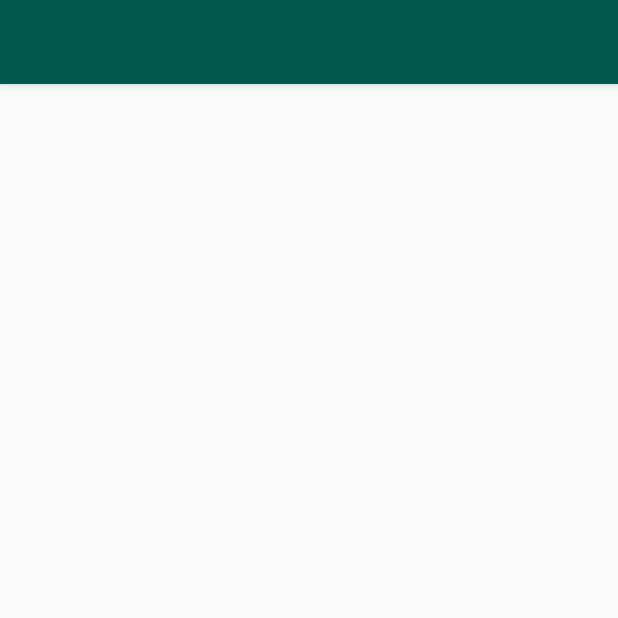
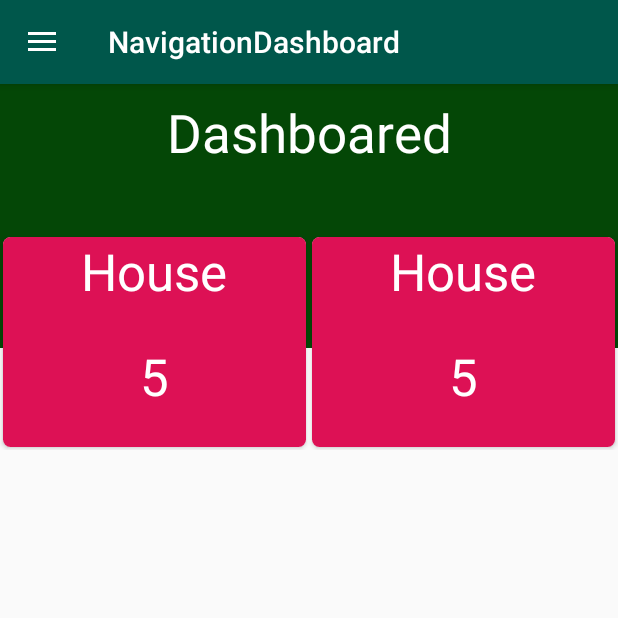
Before and after one commit to ewuharun/NavigationDrawer, an Android app: the screen it shows after launch (MainActivity), on a phone screen of 412 x 824 dp, the top half of it. Run offline under Robolectric (Android 15) with nearby library versions, the light colour scheme and no system bars.

Commit message:
Dashboard design

```diff
--- a/app/build.gradle
+++ b/app/build.gradle
@@ -23,8 +23,9 @@ dependencies {
     implementation fileTree(dir: 'libs', include: ['*.jar'])
     implementation 'androidx.appcompat:appcompat:1.0.2'
     implementation 'androidx.constraintlayout:constraintlayout:1.1.3'
-    implementation 'com.android.support:design:28.0.0'
+    implementation 'androidx.legacy:legacy-support-v4:1.0.0'
     testImplementation 'junit:junit:4.12'
+    implementation 'com.google.android.material:material:1.0.0'
     androidTestImplementation 'androidx.test:runner:1.1.1'
     androidTestImplementation 'androidx.test.espresso:espresso-core:3.1.1'
 }
--- a/app/src/main/java/com/example/navigationdashboard/MainActivity.java
+++ b/app/src/main/java/com/example/navigationdashboard/MainActivity.java
@@ -1,14 +1,69 @@
 package com.example.navigationdashboard;
 
+import androidx.annotation.NonNull;
+import androidx.appcompat.app.ActionBarDrawerToggle;
 import androidx.appcompat.app.AppCompatActivity;
+import androidx.appcompat.widget.Toolbar;
+import androidx.core.view.GravityCompat;
+import androidx.drawerlayout.widget.DrawerLayout;
+import androidx.fragment.app.FragmentManager;
 
 import android.os.Bundle;
+import android.view.MenuItem;
 
-public class MainActivity extends AppCompatActivity {
+import com.google.android.material.navigation.NavigationView;
 
+public class MainActivity extends AppCompatActivity implements NavigationView.OnNavigationItemSelectedListener {
+    Toolbar toolbar;
+    private DrawerLayout drawerLayout;
     @Override
     protected void onCreate(Bundle savedInstanceState) {
         super.onCreate(savedInstanceState);
         setContentView(R.layout.activity_main);
+        toolbar=findViewById(R.id.toolbar);
+        setSupportActionBar(toolbar);
+        drawerLayout=findViewById(R.id.drawer_layout);
+
+        NavigationView navigationView=findViewById(R.id.navigation_view);
+        navigationView.setNavigationItemSelectedListener(this);
+
+
+        ActionBarDrawerToggle toggle=new ActionBarDrawerToggle(this,drawerLayout,toolbar,
+                R.string.navigation_drawer_open,R.string.navigation_drawer_close);
+        drawerLayout.addDrawerListener(toggle);
+        toggle.syncState();
+
+        if(savedInstanceState==null){
+            getSupportFragmentManager().beginTransaction().replace(R.id.framelayout,new ProfileFragment()).commit();
+            navigationView.setCheckedItem(R.id.profile);
+        }
+
+
+
+
+    }
+
+    @Override
+    public void onBackPressed() {
+        if(drawerLayout.isDrawerOpen(GravityCompat.START)){
+            drawerLayout.closeDrawer(GravityCompat.START);
+        }else{
+            super.onBackPressed();
+        }
+
+    }
+
+    @Override
+    public boolean onNavigationItemSelected(@NonNull MenuItem menuItem) {
+        switch (menuItem.getItemId()){
+            case R.id.profile:
+                getSupportFragmentManager().beginTransaction().replace(R.id.framelayout,new ProfileFragment()).commit();
+                break;
+            case R.id.chat:
+                getSupportFragmentManager().beginTransaction().replace(R.id.framelayout,new ChatFragment()).commit();
+                break;
+        }
+        drawerLayout.closeDrawer(GravityCompat.START);
+        return true;
     }
 }
--- /dev/null
+++ b/app/src/main/java/com/example/navigationdashboard/ProfileFragment.java
@@ -0,0 +1,39 @@
+package com.example.navigationdashboard;
+
+
+import android.os.Bundle;
+
+import androidx.fragment.app.Fragment;
+import androidx.viewpager.widget.ViewPager;
+
+import android.view.LayoutInflater;
+import android.view.View;
+import android.view.ViewGroup;
+
+import com.google.android.material.tabs.TabLayout;
+
+
+/**
+ * A simple {@link Fragment} subclass.
+ */
+public class ProfileFragment extends Fragment {
+
+
+
+    public ProfileFragment() {
+        // Required empty public constructor
+    }
+
+
+    @Override
+    public View onCreateView(LayoutInflater inflater, ViewGroup container,
+                             Bundle savedInstanceState) {
+        // Inflate the layout for this fragment
+        View view = inflater.inflate(R.layout.fragment_profile, container, false);
+
+
+
+        return view;
+    }
+
+}
--- a/app/src/main/res/layout/activity_main.xml
+++ b/app/src/main/res/layout/activity_main.xml
@@ -22,8 +22,24 @@
                 app:popupTheme="@style/ThemeOverlay.AppCompat.Light">
 
             </androidx.appcompat.widget.Toolbar>
+        <FrameLayout
+            android:layout_width="match_parent"
+            android:layout_height="match_parent"
+            android:id="@+id/framelayout">
+
+        </FrameLayout>
 
     </LinearLayout>
+
+    <com.google.android.material.navigation.NavigationView
+        android:layout_width="wrap_content"
+        android:id="@+id/navigation_view"
+        android:layout_gravity="start"
+        app:headerLayout="@layout/navigation_header"
+        app:menu="@menu/drawer_menu"
+        android:layout_height="match_parent">
+
+    </com.google.android.material.navigation.NavigationView>
 
 
 
--- /dev/null
+++ b/app/src/main/res/layout/fragment_profile.xml
@@ -0,0 +1,177 @@
+<?xml version="1.0" encoding="utf-8"?>
+<FrameLayout xmlns:android="http://schemas.android.com/apk/res/android"
+    xmlns:tools="http://schemas.android.com/tools"
+    android:layout_width="match_parent"
+    android:layout_height="match_parent"
+    xmlns:app="http://schemas.android.com/apk/res-auto"
+    tools:context=".ProfileFragment">
+
+
+        <RelativeLayout
+            android:layout_width="match_parent"
+            android:orientation="vertical"
+            android:layout_height="match_parent">
+
+            <androidx.appcompat.widget.Toolbar
+                android:layout_width="match_parent"
+                android:layout_height="176dp"
+                android:id="@+id/toolbar"
+                android:fitsSystemWindows="true"
+                android:theme="@style/ThemeOverlay.AppCompat"
+                android:background="@color/colorGreen">
+                <TextView
+                    android:layout_width="wrap_content"
+                    android:text="Dashboared"
+                    android:layout_gravity="center"
+                    android:layout_marginBottom="120dp"
+                    android:textColor="@color/colorWhite"
+                    android:textSize="35sp"
+                    android:layout_height="wrap_content">
+
+                </TextView>
+
+            </androidx.appcompat.widget.Toolbar>
+
+            <ScrollView
+                android:layout_width="match_parent"
+                android:layout_height="match_parent"
+                android:layout_marginTop="100dp">
+                    <LinearLayout
+                        android:layout_width="match_parent"
+                        android:orientation="vertical"
+                        android:layout_height="match_parent">
+                        <LinearLayout
+                            android:layout_width="match_parent"
+                            android:orientation="vertical"
+                            android:id="@+id/firstCard"
+                            android:layout_height="wrap_content">
+                            <LinearLayout
+                                android:layout_width="match_parent"
+                                android:orientation="horizontal"
+                                android:layout_height="wrap_content">
+                                <androidx.cardview.widget.CardView
+                                    android:layout_width="0dp"
+                                    android:layout_weight=".5"
+                                    app:cardCornerRadius="5dp"
+                                    android:layout_margin="2dp"
+                                    android:layout_height="140dp">
+                                    <LinearLayout
+                                        android:layout_width="match_parent"
+                                        android:background="#D15"
+                                        android:orientation="vertical"
+                                        android:layout_gravity="center"
+                                        android:layout_height="match_parent">
+                                        <TextView
+                                            android:layout_width="wrap_content"
+                                            android:textSize="34sp"
+                                            android:textColor="#ffffff"
+                                            android:layout_gravity="center"
+                                            android:layout_weight=".5"
+                                            android:layout_height="0dp"
+                                            android:text="House">
+
+                                        </TextView>
+                                        <TextView
+                                            android:layout_width="wrap_content"
+                                            android:textSize="34sp"
+                                            android:layout_gravity="center"
+                                            android:textColor="#ffffff"
+                                            android:layout_weight=".5"
+                                            android:layout_height="0dp"
+                                            android:text="5">
+
+                                        </TextView>
+
+                                    </LinearLayout>
+                                </androidx.cardview.widget.CardView>
+
+
+
+                                <androidx.cardview.widget.CardView
+                                    android:layout_width="0dp"
+                                    android:layout_weight=".5"
+                                    android:background="#2196F3"
+                                    app:cardCornerRadius="5dp"
+                                    android:layout_margin="2dp"
+                                    android:layout_height="140dp">
+                                    <LinearLayout
+                                        android:layout_width="match_parent"
+                                        android:background="#D15"
+                                        android:orientation="vertical"
+                                        android:layout_gravity="center"
+                                        android:layout_height="match_parent">
+                                        <TextView
+                                            android:layout_width="wrap_content"
+                                            android:textSize="34sp"
+                                            android:textColor="#ffffff"
+                                            android:layout_gravity="center"
+                                            android:layout_weight=".5"
+                                            android:layout_height="0dp"
+                                            android:text="House">
+
+                                        </TextView>
+                                        <TextView
+                                            android:layout_width="wrap_content"
+                                            android:textSize="34sp"
+                                            android:layout_gravity="center"
+                                            android:textColor="#ffffff"
+                                            android:layout_weight=".5"
+                                            android:layout_height="0dp"
+                                            android:text="5">
+
+                                        </TextView>
+
+                                    </LinearLayout>
+                                </androidx.cardview.widget.CardView>
+
+                            </LinearLayout>
+
+                        </LinearLayout>
+
+
+
+
+
+
+
+
+
+
+
+
+
+
+
+
+
+
+
+
+
+
+
+
+
+
+
+
+
+                    </LinearLayout>
+
+
+            </ScrollView>
+
+
+
+
+
+
+
+
+
+
+
+        </RelativeLayout>
+
+
+</FrameLayout>
--- /dev/null
+++ b/app/src/main/res/values-v21/style.xml
@@ -0,0 +1,9 @@
+<?xml version="1.0" encoding="utf-8"?>
+<resources>
+
+    <style name="AppTheme.NoActionBar">
+        <item name="windowActionBar">false</item>
+        <item name="windowNoTitle">true</item>
+        <item name="android:statusBarColor">@android:color/transparent</item>
+    </style>
+</resources>
--- a/app/src/main/res/values/colors.xml
+++ b/app/src/main/res/values/colors.xml
@@ -3,4 +3,6 @@
     <color name="colorPrimary">#008577</color>
     <color name="colorPrimaryDark">#00574B</color>
     <color name="colorAccent">#D81B60</color>
+    <color name="colorWhite">#ffffff</color>
+    <color name="colorGreen">#044706</color>
 </resources>
--- a/app/src/main/res/values/strings.xml
+++ b/app/src/main/res/values/strings.xml
@@ -1,3 +1,8 @@
 <resources>
     <string name="app_name">NavigationDashboard</string>
+    <string name="navigation_drawer_open">NavigationDrawerOpen</string>
+    <string name="navigation_drawer_close">NavigationDrawerClose</string>
+
+    <!-- TODO: Remove or change this placeholder text -->
+    <string name="hello_blank_fragment">Hello blank fragment</string>
 </resources>
--- a/build.gradle
+++ b/build.gradle
@@ -7,7 +7,7 @@ buildscript {
 
     }
     dependencies {
-        classpath 'com.android.tools.build:gradle:3.5.0'
+        classpath 'com.android.tools.build:gradle:3.5.1'
 
         // NOTE: Do not place your application dependencies here; they belong
         // in the individual module build.gradle files
```
Also changed, not shown: app/src/main/java/com/example/navigationdashboard/ChatFragment.java (added, +69 -0 lines), app/src/main/java/com/example/navigationdashboard/TabAdapter.java (added, +34 -0 lines), app/src/main/java/com/example/navigationdashboard/TabOne.java (added, +33 -0 lines), app/src/main/java/com/example/navigationdashboard/TabTwo.java (added, +33 -0 lines), app/src/main/res/layout/fragment_chat.xml (added, +35 -0 lines), app/src/main/res/layout/fragment_tab_one.xml (added, +15 -0 lines), app/src/main/res/layout/fragment_tab_two.xml (added, +15 -0 lines).
